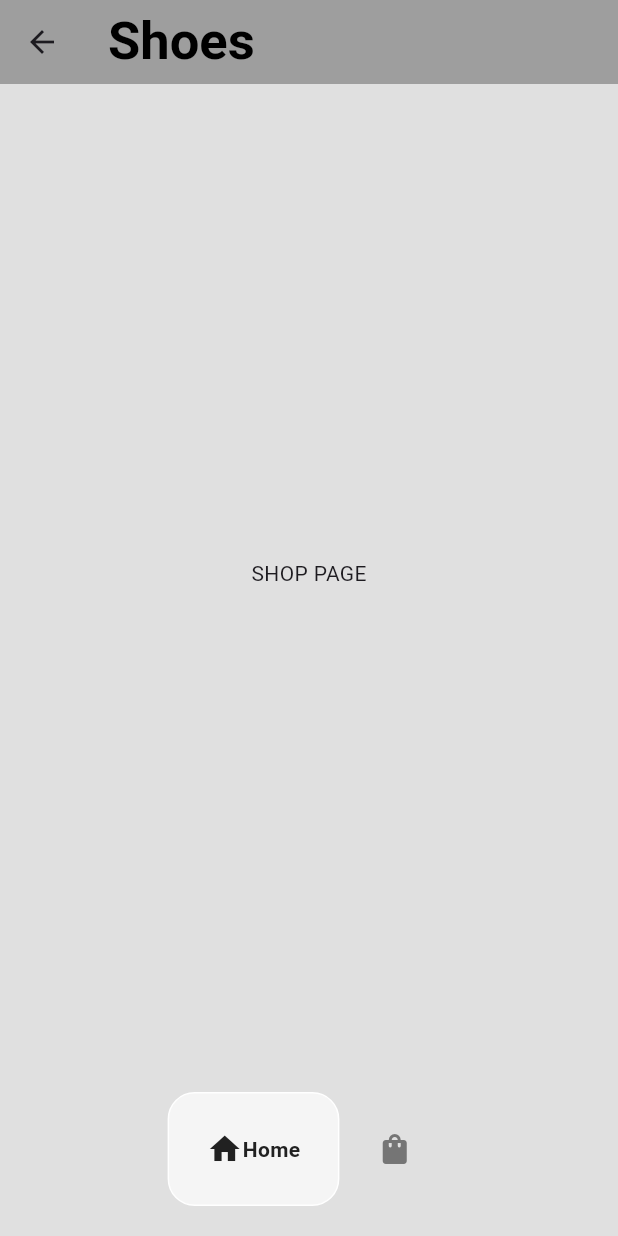
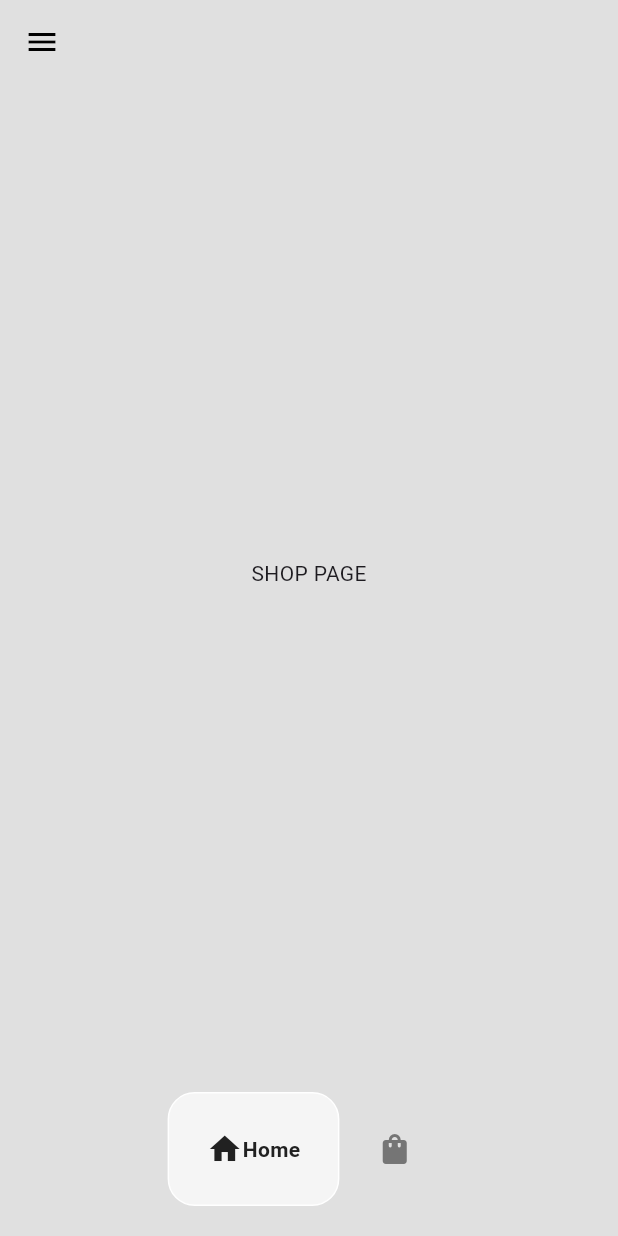
Before and after one commit to SemantakCodes/E-Commerce-App, a Flutter app: the HomePage screen opened directly, on a phone screen of 412 x 824 dp. Run offline on Flutter 3.47's test engine with Material 3 defaults, Android fonts, the phone set to English and light mode, and no system bars; drawn by our look-alikes of google_nav_bar.

Commit message:
OPTIONS ADDED

```diff
--- a/lib/pages/home_page.dart
+++ b/lib/pages/home_page.dart
@@ -41,22 +41,54 @@ class _HomePageState extends State<HomePage> {
   Widget build(BuildContext context) {
     return Scaffold
     (
+      drawer: Drawer
+      (
+        backgroundColor: Colors.grey[900],
+        child: Column
+        (
+          children:
+          [
+            DrawerHeader(child: Image.asset("lib/assets/logo/nikeLogo.png", color: Colors.white,)),
+
+            Padding
+            (
+              padding: const EdgeInsets.symmetric
+              (
+                horizontal: 25.0
+              ),
+              child: Divider
+              (
+                color: Colors.grey[800],
+              ),
+            )
+          ],
+        ),
+      ),
       backgroundColor: Colors.grey[300],
       //APP BAR
       appBar: AppBar
       (
-        backgroundColor: Colors.grey,
+        leading: Builder
+        (
+          builder: (context) => IconButton
+        (
+          onPressed: ()
+          {
+            Scaffold.of(context).openDrawer();
+          },
+          icon: const Icon
+          (
+            Icons.menu,
+            color: Colors.black,
+          ),
+        ),
+        ),
+
+
+        backgroundColor: Colors.transparent,
         elevation: 0,
-        title: Text
-        (
-          _appBarTitle,
-        ),
-        titleTextStyle: TextStyle
-        (
-          color: Colors.black,
-          fontWeight: FontWeight.bold,
-          fontSize: 35
-        ),
+
+
       ),
 
 
```
